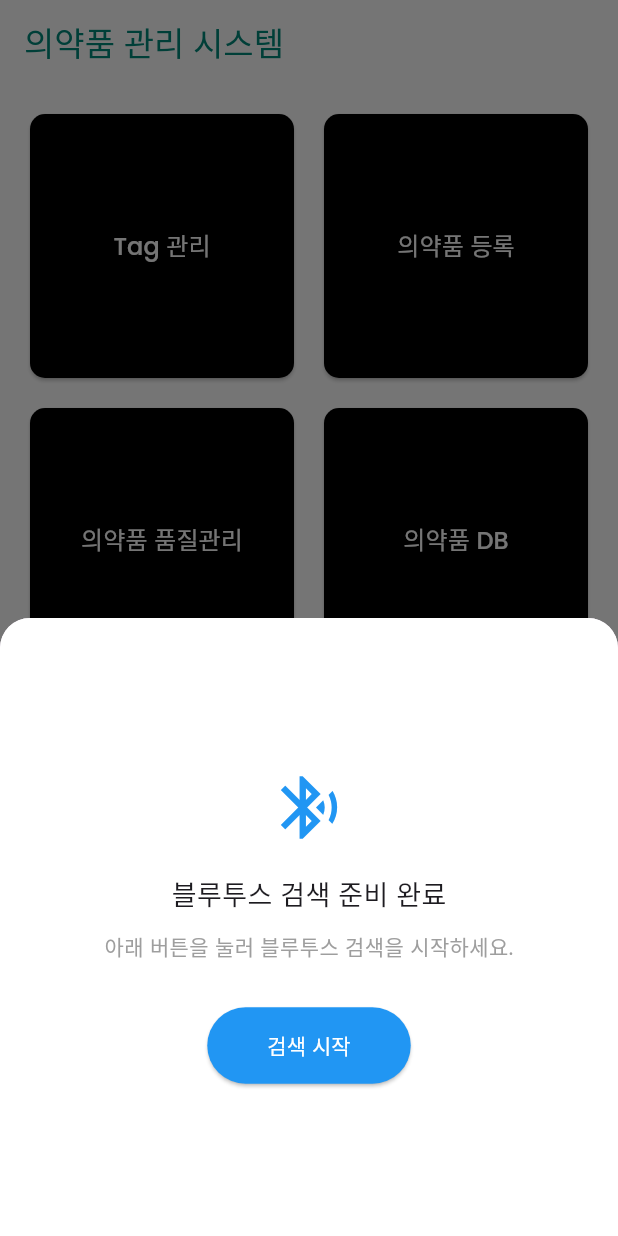
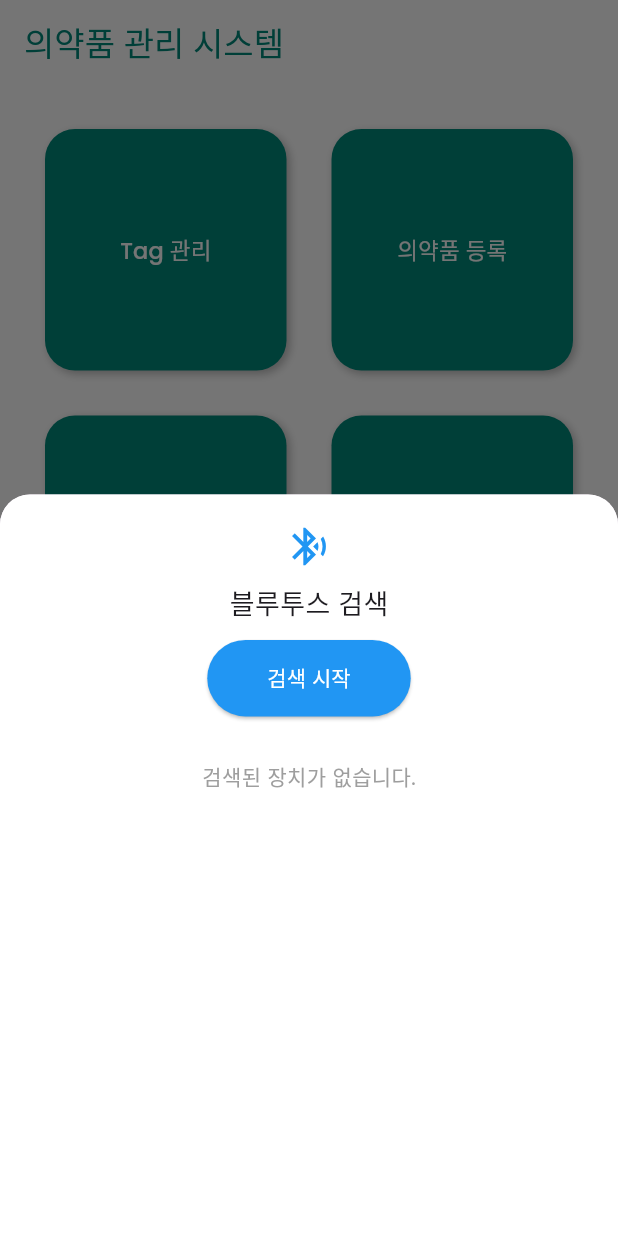
Before and after one commit to gitwub5/ble_sensor_client_app, a Flutter app: the screen it shows after launch, after a tap on "Scan", on a phone screen of 412 x 824 dp. Run offline on Flutter 3.47's test engine with Material 3 defaults, Android fonts, the phone set to English and light mode, and no system bars; our stand-ins replace flutter_blue_plus, google_fonts.

Commit message:
[Feat] Bluetooth bottom sheet scanning

```diff
--- a/lib/features/home/view/home_screen.dart
+++ b/lib/features/home/view/home_screen.dart
@@ -11,9 +11,9 @@ class HomeScreen extends StatelessWidget {
           Expanded(
             child: GridView.count(
               crossAxisCount: 2,
-              padding: EdgeInsets.all(20),
-              mainAxisSpacing: 20,
-              crossAxisSpacing: 20,
+              padding: EdgeInsets.all(30),
+              mainAxisSpacing: 30,
+              crossAxisSpacing: 30,
               children: [
                 _buildGridButton(context, "Tag 관리", "/tag"),
                 _buildGridButton(context, "의약품 등록", "/registration"),
@@ -30,9 +30,9 @@ class HomeScreen extends StatelessWidget {
         onPressed: () {
           _showBluetoothScanBottomSheet(context);
         },
-        icon: Icon(Icons.bluetooth_searching, color: Colors.white), // ✅ 아이콘 변경
+        icon: Icon(Icons.bluetooth_searching, color: Colors.white),
         label: Text("Scan", style: TextStyle(color: Colors.white)),
-        backgroundColor: Colors.blue, // ✅ 블루투스 색상으로 변경
+        backgroundColor: Colors.blue,
       ),
       floatingActionButtonLocation: FloatingActionButtonLocation.centerFloat,
     );
@@ -40,15 +40,48 @@ class HomeScreen extends StatelessWidget {
 
   /// 버튼 생성
   Widget _buildGridButton(BuildContext context, String title, String route) {
-    return ElevatedButton(
-      onPressed: () => Navigator.pushNamed(context, route),
-      style: ElevatedButton.styleFrom(
-        backgroundColor: Colors.black,
-        shape: RoundedRectangleBorder(borderRadius: BorderRadius.circular(10)),
-        padding: EdgeInsets.all(20),
+    return MouseRegion(
+      onEnter: (event) => _onHover(context, true),
+      onExit: (event) => _onHover(context, false),
+      child: AnimatedContainer(
+        duration: Duration(milliseconds: 200),
+        decoration: BoxDecoration(
+          color: Colors.teal[600],
+          borderRadius: BorderRadius.circular(20),
+          boxShadow: [
+            BoxShadow(
+              color: Colors.black26,
+              blurRadius: 4,
+              offset: Offset(2, 2),
+            ),
+          ],
+        ),
+        child: ElevatedButton(
+          onPressed: () => Navigator.pushNamed(context, route),
+          style: ElevatedButton.styleFrom(
+            backgroundColor: Colors.transparent,
+            shadowColor: Colors.transparent,
+            shape:
+                RoundedRectangleBorder(borderRadius: BorderRadius.circular(10)),
+            padding: EdgeInsets.all(16),
+          ),
+          child:
+              Text(title, style: TextStyle(fontSize: 15, color: Colors.white)),
+        ),
       ),
-      child: Text(title, style: TextStyle(fontSize: 16, color: Colors.white)),
     );
+  }
+
+  /// Hover 효과 (마우스를 올리면 색상이 변경됨)
+  void _onHover(BuildContext context, bool isHovered) {
+    if (isHovered) {
+      ScaffoldMessenger.of(context).showSnackBar(
+        SnackBar(
+          content: Text("마우스를 올리면 색상이 변경됩니다!"),
+          duration: Duration(milliseconds: 500),
+        ),
+      );
+    }
   }
 
   /// 블루투스 스캔 바텀시트
@@ -56,12 +89,12 @@ class HomeScreen extends StatelessWidget {
     showModalBottomSheet(
       context: context,
       backgroundColor: Colors.purple[50],
-      isScrollControlled: true, // ✅ 아래로 드래그하면 닫히도록 설정
+      isScrollControlled: true,
       shape: RoundedRectangleBorder(
         borderRadius: BorderRadius.vertical(top: Radius.circular(20)),
       ),
       builder: (BuildContext context) {
-        return BluetoothScanBottomSheet(); // ✅ 빈 바텀시트 표시
+        return BluetoothScanBottomSheet();
       },
     );
   }
--- a/lib/features/home/view/widgets/bluetooth_scan_bottomsheet.dart
+++ b/lib/features/home/view/widgets/bluetooth_scan_bottomsheet.dart
@@ -1,40 +1,110 @@
 import 'package:flutter/material.dart';
+import 'package:provider/provider.dart';
+import '../../viewmodel/home_viewmodel.dart';
+import 'dart:async';
 
-class BluetoothScanBottomSheet extends StatelessWidget {
+class BluetoothScanBottomSheet extends StatefulWidget {
+  @override
+  _BluetoothScanBottomSheetState createState() =>
+      _BluetoothScanBottomSheetState();
+}
+
+class _BluetoothScanBottomSheetState extends State<BluetoothScanBottomSheet> {
+  bool _isLoading = false; // 로딩 상태 변수
+  bool _hasScanned = false; // 한 번이라도 검색했는지 여부
+
+  /// 검색 시작 함수
+  void _startScan(HomeViewModel homeViewModel) {
+    setState(() {
+      _isLoading = true;
+      _hasScanned = true;
+    });
+
+    homeViewModel.startScan();
+
+    // 5초 후 로딩 상태 해제
+    Future.delayed(Duration(seconds: 5), () {
+      if (mounted) {
+        setState(() {
+          _isLoading = false;
+        });
+      }
+    });
+  }
+
   @override
   Widget build(BuildContext context) {
+    final homeViewModel = Provider.of<HomeViewModel>(context);
+
     return Container(
-      width: double.infinity, // ✅ 좌우로 꽉 차게 설정
-      height: MediaQuery.of(context).size.height * 0.5, // ✅ 화면 높이의 50% 사용
+      width: double.infinity,
+      height: MediaQuery.of(context).size.height * 0.6,
       padding: EdgeInsets.all(20),
       decoration: BoxDecoration(
         color: Colors.white,
         borderRadius: BorderRadius.vertical(top: Radius.circular(20)),
       ),
       child: Column(
-        mainAxisAlignment: MainAxisAlignment.center,
+        mainAxisAlignment: MainAxisAlignment.start,
         children: [
-          Icon(Icons.bluetooth_searching, size: 50, color: Colors.blue),
+          if (!_hasScanned) ...[
+            Icon(Icons.bluetooth_searching, size: 30, color: Colors.blue),
+            SizedBox(height: 10),
+            Text("블루투스 검색", style: TextStyle(fontSize: 18)),
+            SizedBox(height: 10),
+          ],
+
+          /// 로딩 아이콘 표시
+          if (_isLoading) ...[
+            CircularProgressIndicator(color: Colors.blue),
             SizedBox(height: 20),
-          Text("블루투스 검색 준비 완료", style: TextStyle(fontSize: 18)),
-          SizedBox(height: 10),
-          Text(
-            "아래 버튼을 눌러 블루투스 검색을 시작하세요.",
-            textAlign: TextAlign.center,
-            style: TextStyle(fontSize: 14, color: Colors.grey),
-          ),
-          SizedBox(height: 30),
+            Text("검색 중...", style: TextStyle(fontSize: 14, color: Colors.grey)),
+          ]
+
+          /// 로딩이 끝나면 검색 버튼 표시
+          else ...[
             ElevatedButton(
-            onPressed: () {
-              // 추후 블루투스 검색 기능 추가
-            },
+              onPressed: () => _startScan(homeViewModel),
               style: ElevatedButton.styleFrom(
                 backgroundColor: Colors.blue,
                 foregroundColor: Colors.white,
                 padding: EdgeInsets.symmetric(horizontal: 40, vertical: 15),
               ),
-            child: Text("검색 시작"),
+              child: Text(_hasScanned ? "재검색" : "검색 시작"),
             ),
+          ],
+
+          SizedBox(height: 20),
+
+          /// 검색된 장치 리스트
+          if (!_isLoading && homeViewModel.scanResults.isNotEmpty)
+            Expanded(
+              child: ListView.builder(
+                itemCount: homeViewModel.scanResults.length,
+                itemBuilder: (context, index) {
+                  final device = homeViewModel.scanResults[index].device;
+                  return ListTile(
+                    title: Text(device.platformName.isNotEmpty
+                        ? device.platformName
+                        : "Unknown Device"),
+                    subtitle: Text(device.remoteId.toString()),
+                    trailing: ElevatedButton(
+                      onPressed: () {
+                        homeViewModel.connectToDevice(device);
+                      },
+                      child: Text("연결"),
+                    ),
+                  );
+                },
+              ),
+            ),
+
+          /// 검색 완료 후 장치가 없을 경우
+          if (!_isLoading && homeViewModel.scanResults.isEmpty) ...[
+            SizedBox(height: 10),
+            Text("검색된 장치가 없습니다.",
+                style: TextStyle(fontSize: 14, color: Colors.grey)),
+          ],
         ],
       ),
     );
--- a/lib/main.dart
+++ b/lib/main.dart
@@ -1,6 +1,17 @@
+import 'package:bluetooth_app/features/home/viewmodel/home_viewmodel.dart';
 import 'package:flutter/material.dart';
+import 'package:provider/provider.dart';
 import 'app.dart';
 
 void main() {
-  runApp(App());
+  runApp(
+    MultiProvider(
+      providers: [
+        ChangeNotifierProvider(
+            create: (_) =>
+                HomeViewModel()), // ✅ 앱 전체에서 HomeViewModel 사용 가능하도록 등록
+      ],
+      child: App(),
+    ),
+  );
 }
```
Lines whose indentation alone changed are shown as unchanged.
